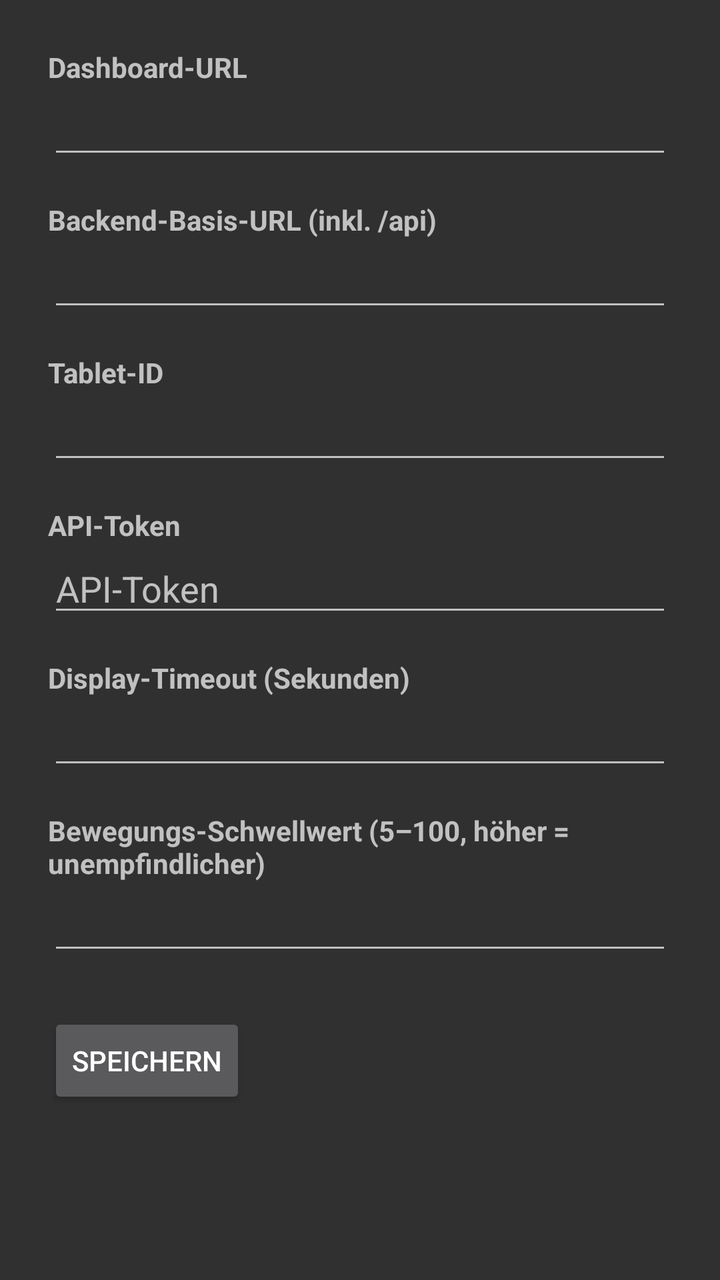
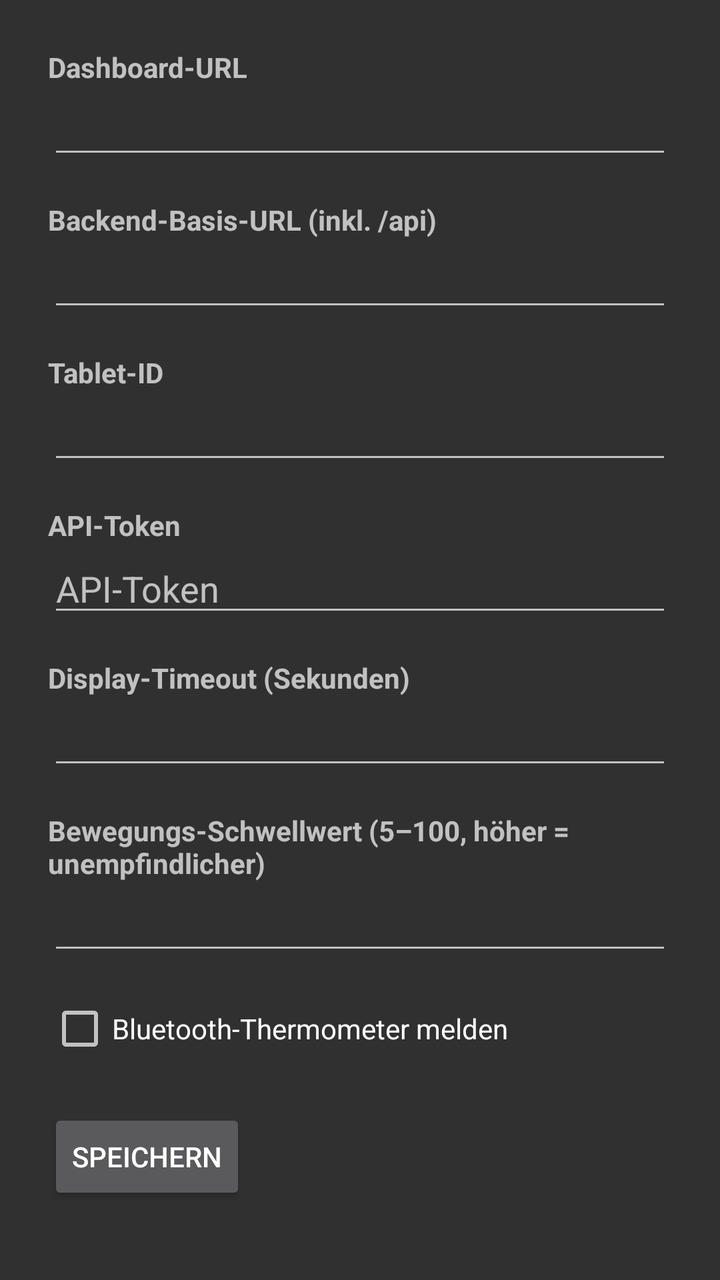

The first picture is an Android layout as it rendered before a commit; the second is the same layout after the commit. The layout source and the unified diff follow.
<!-- AndroidManifest.xml: application theme Theme.AppCompat.NoActionBar -->
<!-- res/layout/activity_settings.xml -->
<?xml version="1.0" encoding="utf-8"?>
<ScrollView xmlns:android="http://schemas.android.com/apk/res/android"
    android:layout_width="match_parent"
    android:layout_height="match_parent"
    android:padding="24dp">

    <LinearLayout
        android:layout_width="match_parent"
        android:layout_height="wrap_content"
        android:orientation="vertical">

        <TextView
            android:layout_width="wrap_content"
            android:layout_height="wrap_content"
            android:text="Dashboard-URL"
            android:textStyle="bold" />

        <EditText
            android:id="@+id/input_dashboard_url"
            android:layout_width="match_parent"
            android:layout_height="wrap_content"
            android:inputType="textUri" />

        <TextView
            android:layout_width="wrap_content"
            android:layout_height="wrap_content"
            android:layout_marginTop="16dp"
            android:text="Backend-Basis-URL (inkl. /api)"
            android:textStyle="bold" />

        <EditText
            android:id="@+id/input_backend_url"
            android:layout_width="match_parent"
            android:layout_height="wrap_content"
            android:inputType="textUri" />

        <TextView
            android:layout_width="wrap_content"
            android:layout_height="wrap_content"
            android:layout_marginTop="16dp"
            android:text="Tablet-ID"
            android:textStyle="bold" />

        <EditText
            android:id="@+id/input_tablet_id"
            android:layout_width="match_parent"
            android:layout_height="wrap_content"
            android:inputType="text" />

        <TextView
            android:layout_width="wrap_content"
            android:layout_height="wrap_content"
            android:layout_marginTop="16dp"
            android:text="API-Token"
            android:textStyle="bold" />

        <EditText
            android:id="@+id/input_api_token"
            android:layout_width="match_parent"
            android:layout_height="wrap_content"
            android:hint="API-Token"
            android:inputType="text" />

        <TextView
            android:layout_width="wrap_content"
            android:layout_height="wrap_content"
            android:layout_marginTop="16dp"
            android:text="Display-Timeout (Sekunden)"
            android:textStyle="bold" />

        <EditText
            android:id="@+id/input_timeout"
            android:layout_width="match_parent"
            android:layout_height="wrap_content"
            android:inputType="number" />

        <TextView
            android:layout_width="wrap_content"
            android:layout_height="wrap_content"
            android:layout_marginTop="16dp"
            android:text="Bewegungs-Schwellwert (5–100, höher = unempfindlicher)"
            android:textStyle="bold" />

        <EditText
            android:id="@+id/input_motion_threshold"
            android:layout_width="match_parent"
            android:layout_height="wrap_content"
            android:inputType="number" />

        <Button
            android:id="@+id/button_save"
            android:layout_width="wrap_content"
            android:layout_height="wrap_content"
            android:layout_marginTop="24dp"
            android:text="Speichern" />
    </LinearLayout>
</ScrollView>
<!-- resources referenced by this layout -->
<resources>

</resources>

<!-- the commit's change to res/layout/activity_settings.xml (unified diff, before → after) -->
@@ -87,6 +87,13 @@
             android:layout_height="wrap_content"
             android:inputType="number" />
 
+        <CheckBox
+            android:id="@+id/check_ble_reporting"
+            android:layout_width="wrap_content"
+            android:layout_height="wrap_content"
+            android:layout_marginTop="16dp"
+            android:text="Bluetooth-Thermometer melden" />
+
         <Button
             android:id="@+id/button_save"
             android:layout_width="wrap_content"
